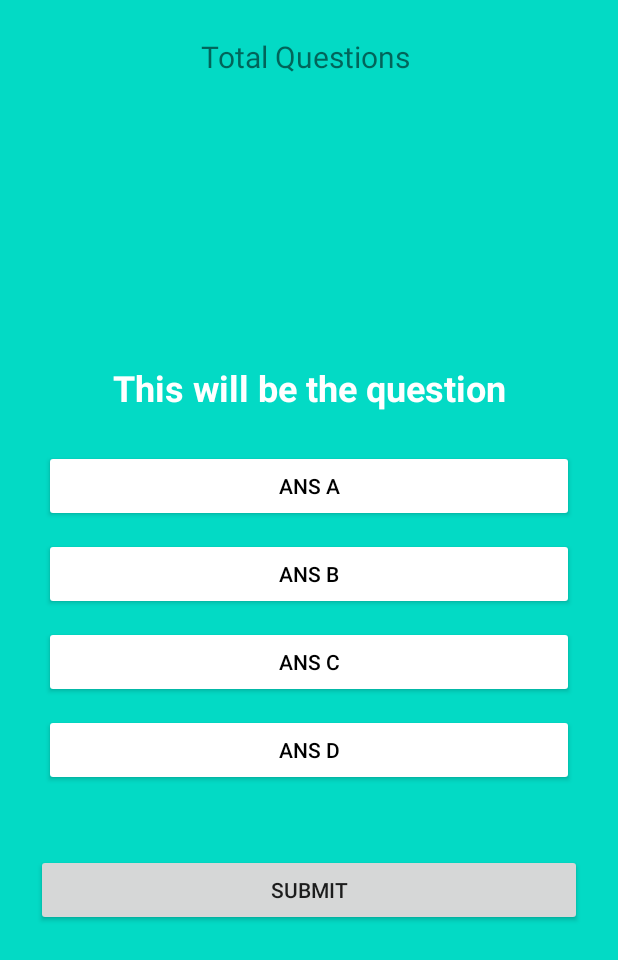
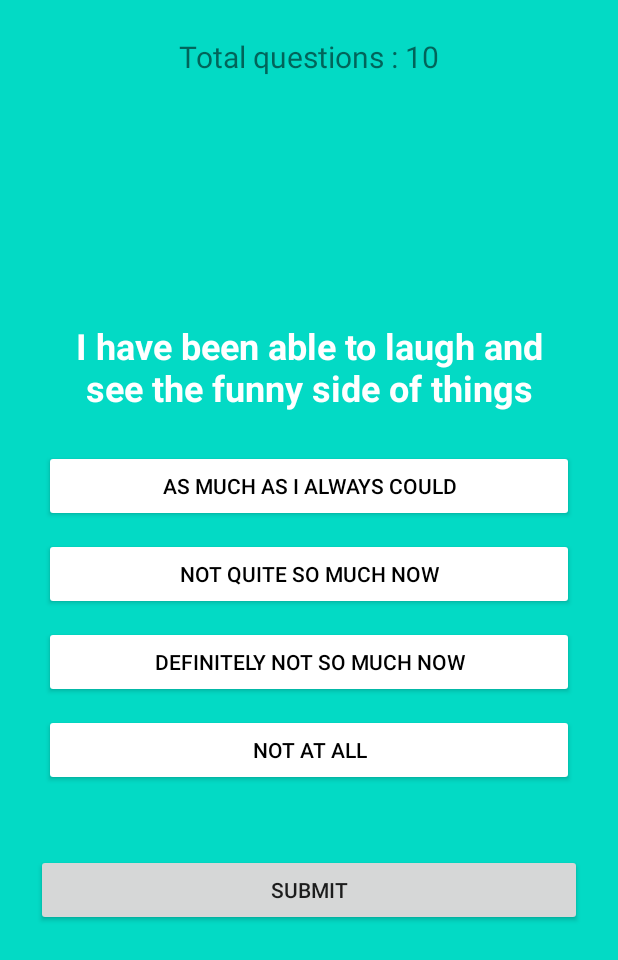
Before and after one commit to rainsquad/Tranqil_Doctor_AppointmentChanneling_App, an Android app: the Questionnaire1 screen opened directly, with no data from a screen before it, on a phone screen of 412 x 824 dp. Shown: the top 960 px of the screen. Run offline under Robolectric (Android 15) with nearby library versions, the phone set to English and light mode, and no system bars.

Commit message:
17/03/2023

```diff
--- a/app/src/main/java/com/example/tranquilapplication/MainActivities/Questionnaire1.java
+++ b/app/src/main/java/com/example/tranquilapplication/MainActivities/Questionnaire1.java
@@ -1,16 +1,128 @@
 package com.example.tranquilapplication.MainActivities;
 
+import androidx.appcompat.app.AlertDialog;
 import androidx.appcompat.app.AppCompatActivity;
 
+import android.graphics.Color;
 import android.os.Bundle;
+import android.view.View;
+import android.widget.Button;
+import android.widget.TextView;
 
+
+import com.example.tranquilapplication.QuestionsandAnswers.QuestionAnswers;
 import com.example.tranquilapplication.R;
 
-public class Questionnaire1 extends AppCompatActivity {
 
-    @Override
-    protected void onCreate(Bundle savedInstanceState) {
-        super.onCreate(savedInstanceState);
-        setContentView(R.layout.activity_questionnaire1);
+    public class Questionnaire1 extends AppCompatActivity implements View.OnClickListener{
+
+        TextView totalQuestionsTextView;
+        TextView questionTextView;
+        Button ansA, ansB, ansC, ansD;
+        Button submitBtn;
+
+        int score=0;
+        int totalQuestion = QuestionAnswers.question.length;
+        int currentQuestionIndex = 0;
+        String selectedAnswer = "";
+
+        @Override
+        protected void onCreate(Bundle savedInstanceState) {
+            super.onCreate(savedInstanceState);
+            setContentView(R.layout.activity_questionnaire1);
+
+            totalQuestionsTextView = findViewById(R.id.total_question);
+            questionTextView = findViewById(R.id.question);
+            ansA = findViewById(R.id.answerA);
+            ansB = findViewById(R.id.answerB);
+            ansC = findViewById(R.id.answerC);
+            ansD = findViewById(R.id.answerD);
+            submitBtn = findViewById(R.id.submit_btn);
+
+            ansA.setOnClickListener(this);
+            ansB.setOnClickListener(this);
+            ansC.setOnClickListener(this);
+            ansD.setOnClickListener(this);
+            submitBtn.setOnClickListener(this);
+
+            totalQuestionsTextView.setText("Total questions : "+totalQuestion);
+
+            loadNewQuestion();
+
+
+
+
+        }
+
+        @Override
+        public void onClick(View view) {
+
+            ansA.setBackgroundColor(Color.WHITE);
+            ansB.setBackgroundColor(Color.WHITE);
+            ansC.setBackgroundColor(Color.WHITE);
+            ansD.setBackgroundColor(Color.WHITE);
+
+            Button clickedButton = (Button) view;
+            if(clickedButton.getId()==R.id.submit_btn){
+                if(selectedAnswer.equals(QuestionAnswers.Answer1[currentQuestionIndex])){
+                    score = new Integer(score+3);
+                }
+                else if(selectedAnswer.equals(QuestionAnswers.Answer2[currentQuestionIndex])){
+                    score = new Integer(score +2);
+                }
+               else if(selectedAnswer.equals(QuestionAnswers.Answer3[currentQuestionIndex])){
+                    score = new Integer(score +1);
+                }
+                currentQuestionIndex++;
+                loadNewQuestion();
+
+
+            }else{
+                //choices button clicked
+                selectedAnswer  = clickedButton.getText().toString();
+                clickedButton.setBackgroundColor(Color.MAGENTA);
+
+            }
+
+        }
+
+        void loadNewQuestion(){
+
+            if(currentQuestionIndex == totalQuestion ){
+                finishQuiz();
+                return;
+            }
+
+            questionTextView.setText(QuestionAnswers.question[currentQuestionIndex]);
+            ansA.setText(QuestionAnswers.choices[currentQuestionIndex][0]);
+            ansB.setText(QuestionAnswers.choices[currentQuestionIndex][1]);
+            ansC.setText(QuestionAnswers.choices[currentQuestionIndex][2]);
+            ansD.setText(QuestionAnswers.choices[currentQuestionIndex][3]);
+
+        }
+
+        void finishQuiz(){
+            String passStatus = "";
+            if(score > totalQuestion*0.60){
+                passStatus = "Passed";
+            }else{
+                passStatus = "Failed";
+            }
+
+            new AlertDialog.Builder(this)
+                    .setTitle(passStatus)
+                    .setMessage("Score is "+ score+" out of "+ totalQuestion)
+                    .setPositiveButton("Restart",(dialogInterface, i) -> restartQuiz() )
+                    .setCancelable(false)
+                    .show();
+
+
+        }
+
+        void restartQuiz(){
+            score = 0;
+            currentQuestionIndex =0;
+            loadNewQuestion();
+        }
+
     }
-}
--- /dev/null
+++ b/app/src/main/java/com/example/tranquilapplication/QuestionsandAnswers/QuestionAnswers.java
@@ -0,0 +1,81 @@
+package com.example.tranquilapplication.QuestionsandAnswers;
+
+
+public class QuestionAnswers {
+
+    public static String question[] ={
+            "I have been able to laugh and see the funny side of things",
+            "I have looked forward with enjoyment to things",
+            "I have blamed myself unnecessarily when things went wrong",
+            "I have been anxious or worried for no good reason",
+            "I have felt scared or panicky for no very good reason",
+            "Things have been getting on top of me",
+            "I have been so unhappy that I have had difficulty sleeping",
+            "I have felt sad or miserable",
+            "I have been so unhappy that I have been crying",
+            "The thought of harming myself has occurred to me",
+    };
+
+    public static String choices[][] = {
+            {"As much as I always could","Not quite so much now","Definitely not so much now","Not at all"},
+            {"As much as I ever did","Rather less than I used to","Definitely less than I used to","Hardly at all"},
+            {"Yes, most of the time","Yes, some of the time","Not very often","No, never"},
+            {"No, not at all","Hardly ever","Yes, sometimes","Yes, very often"},
+            {"Yes, quite a lot","Yes, sometimes","No, not much","No, not at all"},
+            {"Yes, most of the time I haven¶t been able to cope at all","Yes, sometimes I haven¶t been coping as well as usual","No, most of the time I have coped quite well","No, I have been coping as well as ever"},
+            {"Yes, most of the time","Yes, sometimes","Not very often","No, not at all"},
+            {"Yes, most of the time","Yes, quite often","Not very often","No, not at all"},
+            {"Yes, most of the time","Yes, quite often","Only occasionally","No, never"},
+            {"Yes, quite often","Sometimes","Hardly ever","Never"},
+    };
+
+    public static String Answer1[] = {
+            "As much as I always could",
+            "As much as I ever did",
+            "Yes, most of the time",
+            "No, not at all",
+            "Yes, quite a lot",
+            "Yes, most of the time I haven¶t been able to cope at all",
+            "Yes, most of the time",
+            "Yes, most of the time",
+            "Yes, most of the time",
+            "Yes, quite often"
+    };
+    public static String Answer2[] = {
+            "Not quite so much now",
+            "Rather less than I used to",
+            "Yes, some of the time",
+            "Hardly ever",
+            "Yes, sometimes",
+            "Yes, sometimes I haven¶t been coping as well as usual",
+            "Yes, sometimes",
+            "Yes, quite often",
+            "Yes, quite often",
+            "Sometimes"
+    };
+    public static String Answer3[] = {
+            "Definitely not so much now",
+            "Definitely less than I used to",
+            "Not very often",
+            "Yes, sometimes",
+            "No, not much",
+            "No, most of the time I have coped quite well",
+            "Not very often",
+            "Not very often",
+            "Only occasionally",
+            "Hardly ever"
+    };
+    public static String Answer4[] = {
+            "Not at all",
+            "Hardly at all",
+            "No, never",
+            "Yes, very often",
+            "No, not at all",
+            "No, I have been coping as well as ever",
+            "No, not at all",
+            "No, not at all",
+            "No, never",
+            "Never"
+    };
+
+}
--- a/app/src/main/res/layout/activity_questionnaire1.xml
+++ b/app/src/main/res/layout/activity_questionnaire1.xml
@@ -40,7 +40,7 @@
         <Button
             android:layout_width="match_parent"
             android:layout_height="wrap_content"
-            android:id="@+id/ans_A"
+            android:id="@+id/answerA"
             android:layout_margin="5dp"
             android:backgroundTint="@color/white"
             android:text="Ans A"
@@ -49,7 +49,7 @@
         <Button
             android:layout_width="match_parent"
             android:layout_height="wrap_content"
-            android:id="@+id/ans_B"
+            android:id="@+id/answerB"
             android:layout_margin="5dp"
             android:backgroundTint="@color/white"
             android:text="Ans B"
@@ -58,7 +58,7 @@
         <Button
             android:layout_width="match_parent"
             android:layout_height="wrap_content"
-            android:id="@+id/ans_C"
+            android:id="@+id/answerC"
             android:layout_margin="5dp"
             android:backgroundTint="@color/white"
             android:text="Ans C"
@@ -66,7 +66,7 @@
         <Button
             android:layout_width="match_parent"
             android:layout_height="wrap_content"
-            android:id="@+id/ans_D"
+            android:id="@+id/answerD"
             android:layout_margin="5dp"
             android:backgroundTint="@color/white"
             android:text="Ans D"
```
